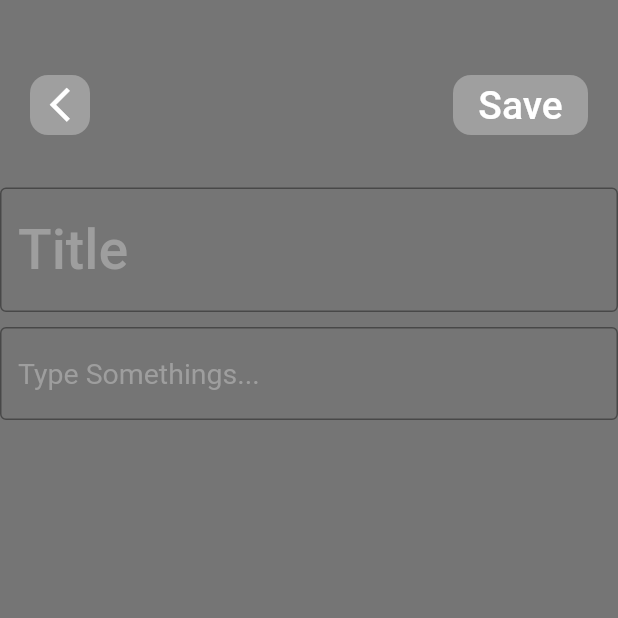
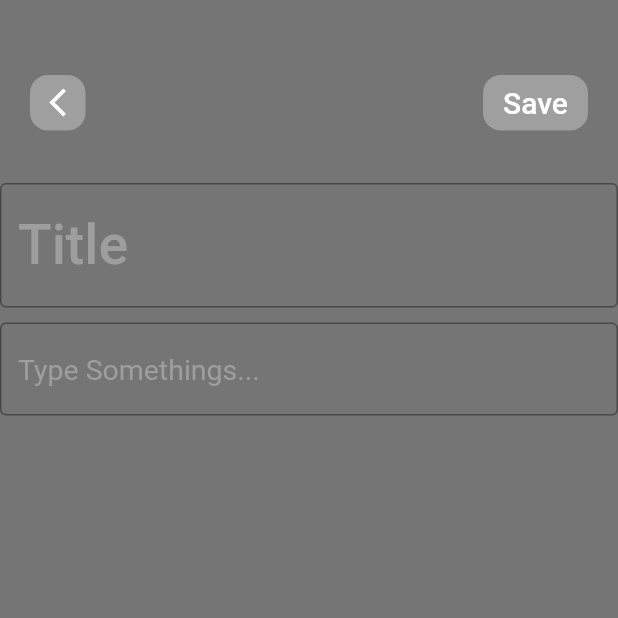
Before and after one commit to IAMSATYAMGUPTA/notesapp_2, a Flutter app: the CreateNotePage screen opened directly, on a phone screen of 412 x 824 dp, the top half of it. Run offline on Flutter 3.47's test engine with Material 2 defaults, Android fonts, the light colour scheme and no system bars; our stand-ins replace sqflite; accounts and stored records are empty.

Commit message:
Work on UI

```diff
--- a/lib/create_note.dart
+++ b/lib/create_note.dart
@@ -62,9 +62,9 @@ class _CreateNotePageState extends State<CreateNotePage> {
                     Navigator.pop(context);
                   },
                   child: Container(
-                    height: 40,
-                    width: 40,
-                    child: Icon(Icons.arrow_back_ios_new,color: Colors.white,size: 27,),
+                    height: 37,
+                    width: 37,
+                    child: Icon(Icons.arrow_back_ios_new,color: Colors.white,size: 22,),
                     decoration: BoxDecoration(
                         borderRadius: BorderRadius.circular(12),
                         color: Colors.white30
@@ -73,7 +73,7 @@ class _CreateNotePageState extends State<CreateNotePage> {
                 ),
 
 
-                //-----------------------Save Note Work-----------------
+                //-----------------------Save and update Note Work-----------------
                 InkWell(
                   onTap: widget.date!=null ? (){
                     context.read<DatabaseProvider>().updateNote(NoteModel(title: titleController.text.toString(), desc: descController.text.toString(), date: currentDate,id: widget.id));
@@ -84,10 +84,10 @@ class _CreateNotePageState extends State<CreateNotePage> {
                     Navigator.pop(context);
                   },
                   child: Container(
-                    height: 40,
-                    width: widget.date!=null ? 40:90,
-                    child: widget.date!=null ? Icon(Icons.update_rounded,color: Colors.white,size: 27,):
-                    Center(child: Text("Save",style: TextStyle(color: Colors.white,fontWeight: FontWeight.w500,fontSize: 26),)),
+                    height: 37,
+                    width: widget.date!=null ? 40:70,
+                    child: widget.date!=null ? Icon(Icons.update_outlined,color: Colors.white,size: 27,):
+                    Center(child: Text("Save",style: TextStyle(color: Colors.white,fontWeight: FontWeight.w500,fontSize: 20),)),
                     decoration: BoxDecoration(
                         borderRadius: BorderRadius.circular(12),
                         color: Colors.white30
```
